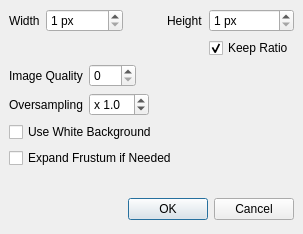
The window that Polyhedron/demo/Polyhedron/ImageInterface.ui (CGAL/cgal) describes before a commit, drawn with Qt 5.
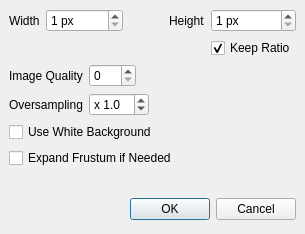
The same window after the commit.

Diff of the .ui file:
```diff
--- a/Polyhedron/demo/Polyhedron/ImageInterface.ui
+++ b/Polyhedron/demo/Polyhedron/ImageInterface.ui
@@ -6,7 +6,7 @@
    <rect>
     <x>0</x>
     <y>0</y>
-    <width>303</width>
+    <width>305</width>
     <height>234</height>
    </rect>
   </property>
```
Left out of the diff: 2 changed lines with no effect on the pictures.
